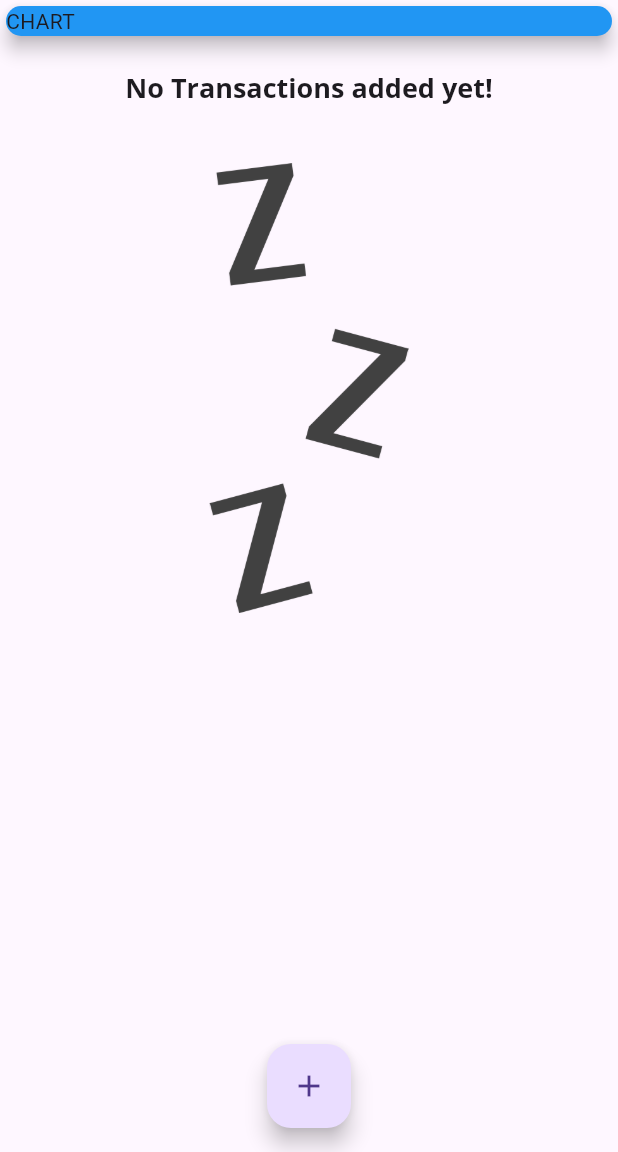
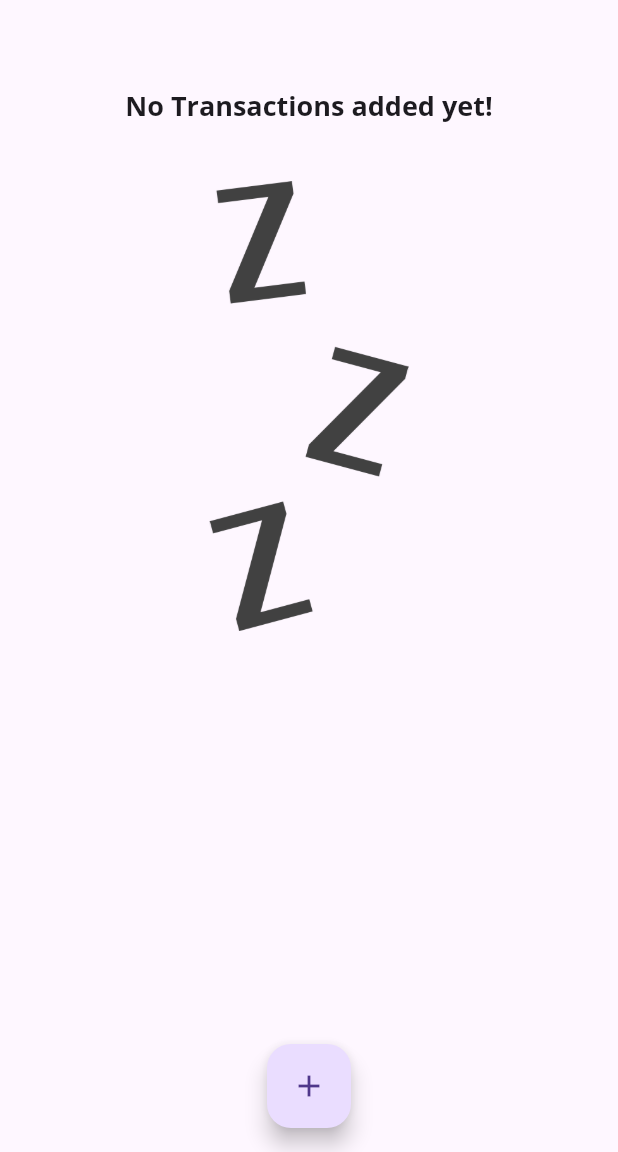
Before and after one commit to asadullah43/personal-expense-tracker, a Flutter app: the screen it shows after launch, on a phone screen of 412 x 824 dp, the part 84-1236 px from its top. Run offline on Flutter 3.47's test engine with Material 3 defaults, Android fonts, the phone set to English and light mode, and no system bars.

Commit message:
added logic for chart date and sums of amount

```diff
--- a/lib/main.dart
+++ b/lib/main.dart
@@ -1,4 +1,5 @@
 import 'package:expense_tracker/models/transaction.dart';
+import 'package:expense_tracker/widgets/chart.dart';
 import 'package:expense_tracker/widgets/new_transaction.dart';
 import 'package:expense_tracker/widgets/transaction_list.dart';
 
@@ -22,17 +23,15 @@ class MyApp extends StatelessWidget {
         fontFamily: 'Quicksand',
         appBarTheme: const AppBarTheme(
           titleTextStyle: TextStyle(
-            fontFamily: 'OpenSans',
-            fontSize: 20,
-            fontWeight: FontWeight.bold
-          ),
+              fontFamily: 'OpenSans',
+              fontSize: 20,
+              fontWeight: FontWeight.bold),
         ),
         textTheme: ThemeData.light().textTheme.copyWith(
               titleLarge: const TextStyle(
-                fontFamily: 'OpenSans',
-                fontSize: 18,
-                fontWeight: FontWeight.bold
-              ),
+                  fontFamily: 'OpenSans',
+                  fontSize: 18,
+                  fontWeight: FontWeight.bold),
             ),
       ),
       home: const MyHomePage(),
@@ -62,6 +61,18 @@ class _MyHomePageState extends State<MyHomePage> {
     //   date: DateTime.now(),
     // ),
   ];
+  List<Transaction> get _recentTransactions {
+    return _userTransactions.where(
+      (tx) {
+        return tx.date.isAfter(
+          DateTime.now().subtract(
+            const Duration(days: 7),
+          ),
+        );
+      },
+    ).toList();
+  }
+
   void _addNewTransaction(String title, double amount) {
     final newTx = Transaction(
         id: DateTime.now().toString(),
@@ -105,13 +116,8 @@ class _MyHomePageState extends State<MyHomePage> {
         child: Column(
           crossAxisAlignment: CrossAxisAlignment.stretch,
           children: [
-            const SizedBox(
-              width: double.infinity,
-              child: Card(
-                color: Colors.blue,
-                elevation: 5,
-                child: Text('CHART'),
-              ),
+            Chart(
+              recentTransaction: _recentTransactions,
             ),
             TransactionList(transactions: _userTransactions)
           ],
--- /dev/null
+++ b/lib/widgets/chart.dart
@@ -0,0 +1,38 @@
+import 'package:expense_tracker/models/transaction.dart';
+import 'package:flutter/material.dart';
+import 'package:intl/intl.dart';
+
+class Chart extends StatelessWidget {
+  final List<Transaction> recentTransaction;
+
+  const Chart({super.key, required this.recentTransaction});
+
+  List<Map<String, Object>> get groupedTransactionValues {
+    return List.generate(7, (index) {
+      final weekDay = DateTime.now().subtract(Duration(days: index));
+
+      var totalSum = 0.0;
+
+      for (var i = 0; i < recentTransaction.length; i++) {
+        if (recentTransaction[i].date.day == weekDay.day &&
+            recentTransaction[i].date.month == weekDay.month &&
+            recentTransaction[i].date.year == weekDay.year) {
+          totalSum += recentTransaction[i].amount;
+        }
+      }
+      return {'day': DateFormat.E().format(weekDay), 'amount': totalSum};
+    });
+  }
+
+  @override
+  Widget build(BuildContext context) {
+    print(groupedTransactionValues);
+    return const Card(
+      elevation: 5,
+      margin: EdgeInsets.all(20),
+      child: Row(
+        children: [],
+      ),
+    );
+  }
+}
```
